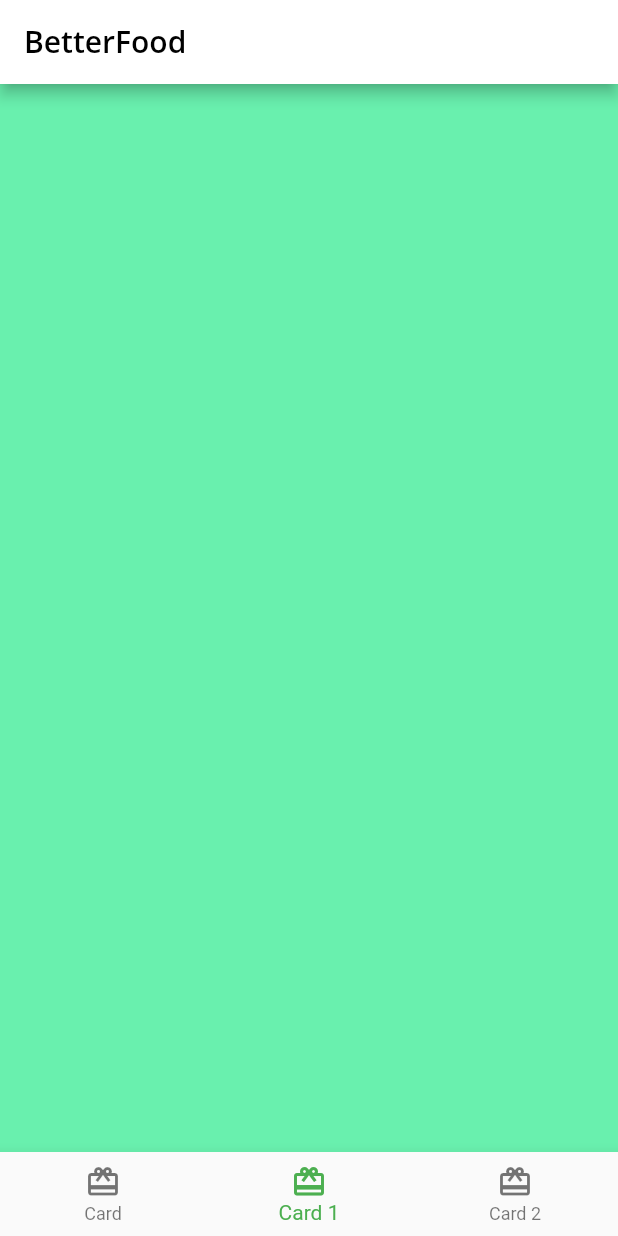
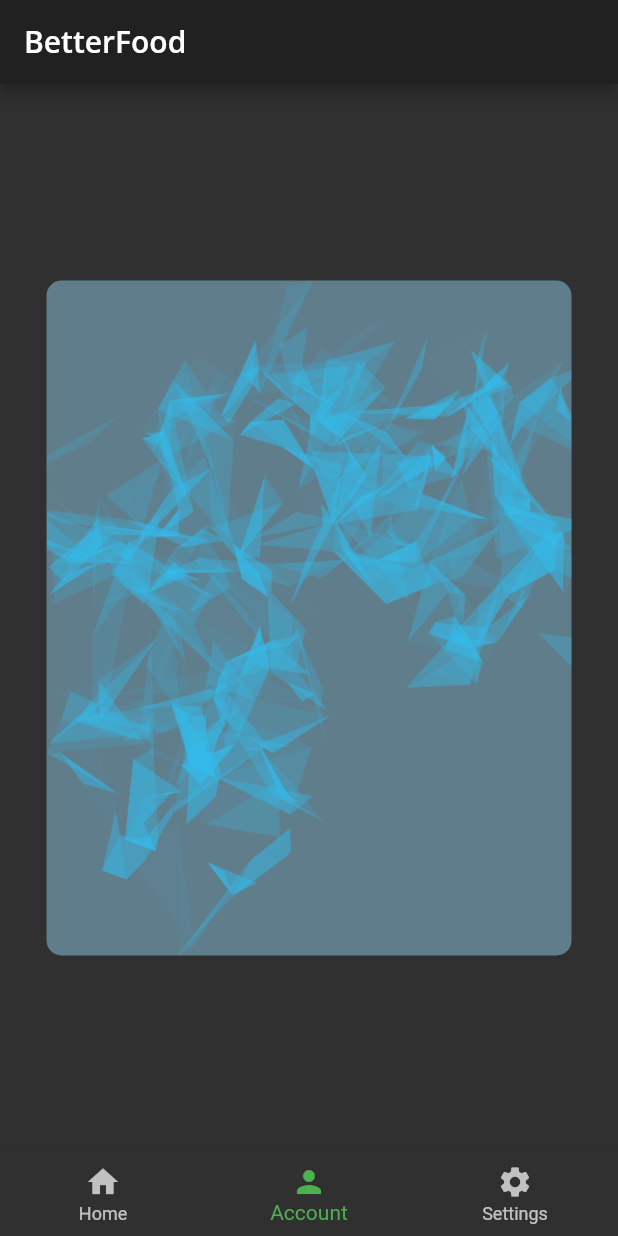
Before and after one commit to cyruskigo30/BetterFood, a Flutter app: the screen it shows after launch, item 2 of the bottom bar chosen, on a phone screen of 412 x 824 dp. Run offline on Flutter 3.47's test engine with Material 2 defaults, Android fonts, the phone set to English and light mode, and no system bars; our stand-ins replace google_fonts.

Commit message:
Add author page

```diff
--- /dev/null
+++ b/lib/author_card.dart
@@ -0,0 +1,28 @@
+import 'dart:ui';
+
+import 'package:flutter/material.dart';
+import 'betterfood_theme.dart';
+import 'circle_image.dart';
+
+class AuthorCard extends StatelessWidget {
+  final String authorName;
+  final String title;
+  final ImageProvider? imageProvider;
+  const AuthorCard({
+    Key? key,
+    required this.authorName,
+    required this.title,
+    this.imageProvider,
+  }) : super(key: key);
+
+  @override
+  Widget build(BuildContext context) {
+    // TODO REplace return container
+    return Container(
+      padding: const EdgeInsets.all(16),
+      child: Row(
+        children: [],
+      ),
+    );
+  }
+}
--- /dev/null
+++ b/lib/card2.dart
@@ -0,0 +1,41 @@
+import 'package:flutter/material.dart';
+import 'betterfood_theme.dart';
+import 'author_card.dart';
+
+class Card2 extends StatelessWidget {
+  const Card2({Key? key}) : super(key: key);
+
+  @override
+  Widget build(BuildContext context) {
+    return Center(
+      child: Container(
+        // Adding stack of text
+        constraints: const BoxConstraints.expand(
+          width: 350,
+          height: 450,
+        ),
+        decoration: const BoxDecoration(
+          color: Colors.blueGrey,
+          image: DecorationImage(
+            image: AssetImage('assets/images/image2.png'),
+            fit: BoxFit.cover,
+          ),
+          borderRadius: BorderRadius.all(
+            Radius.circular(10.0),
+          ),
+        ),
+        child: Column(
+          children: const [
+            // add author information
+            AuthorCard(
+              authorName: 'Cyrus Kigo',
+              title: 'International Chef',
+              imageProvider: AssetImage('assets/images/image1.png'),
+            ),
+            // TODO add positioned text
+          ],
+        ),
+      ),
+    );
+  }
+}
--- a/lib/home.dart
+++ b/lib/home.dart
@@ -1,3 +1,4 @@
+import 'package:betterfood/card2.dart';
 import 'package:flutter/material.dart';
 import 'card1.dart';
 
@@ -17,10 +18,8 @@ class _HomeState extends State<Home> {
   static List<Widget> pages = <Widget>[
     // card 1
     const Card1(),
-    // TODO Replace with card 2
-    Container(
-      color: Colors.greenAccent,
-    ),
+    //  card 2
+    const Card2(),
     // TODO Replace with card 3
     Container(
       color: Colors.blueAccent,
@@ -57,16 +56,19 @@ class _HomeState extends State<Home> {
         onTap: _onItemTapped,
         items: const <BottomNavigationBarItem>[
           BottomNavigationBarItem(
-            icon: Icon(Icons.card_giftcard),
-            label: 'Card',
+            icon: Icon(Icons.home),
+            // card 1
+            label: 'Home',
           ),
           BottomNavigationBarItem(
-            icon: Icon(Icons.card_giftcard),
-            label: 'Card 1',
+            icon: Icon(Icons.person),
+            // card2
+            label: 'Account',
           ),
           BottomNavigationBarItem(
-            icon: Icon(Icons.card_giftcard),
-            label: 'Card 2',
+            icon: Icon(Icons.settings),
+            // card3
+            label: 'Settings',
           ),
         ],
       ),
--- a/lib/main.dart
+++ b/lib/main.dart
@@ -11,7 +11,7 @@ class BetterFood extends StatelessWidget {
 
   @override
   Widget build(BuildContext context) {
-    final theme = BetterFoodTheme.light();
+    final theme = BetterFoodTheme.dark();
     //? Apply home widget
     return MaterialApp(
       theme: theme,
```
Also changed, not shown: lib/card1.dart (+35 -26 lines), lib/circle_image.dart (added, +22 -0 lines).
